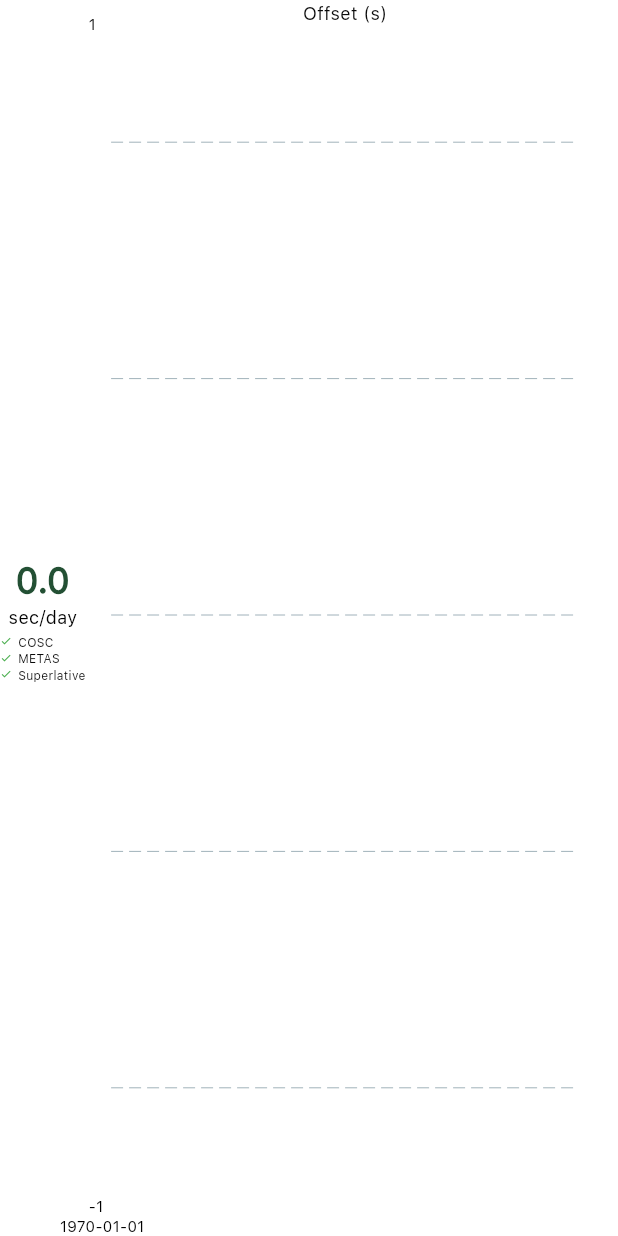
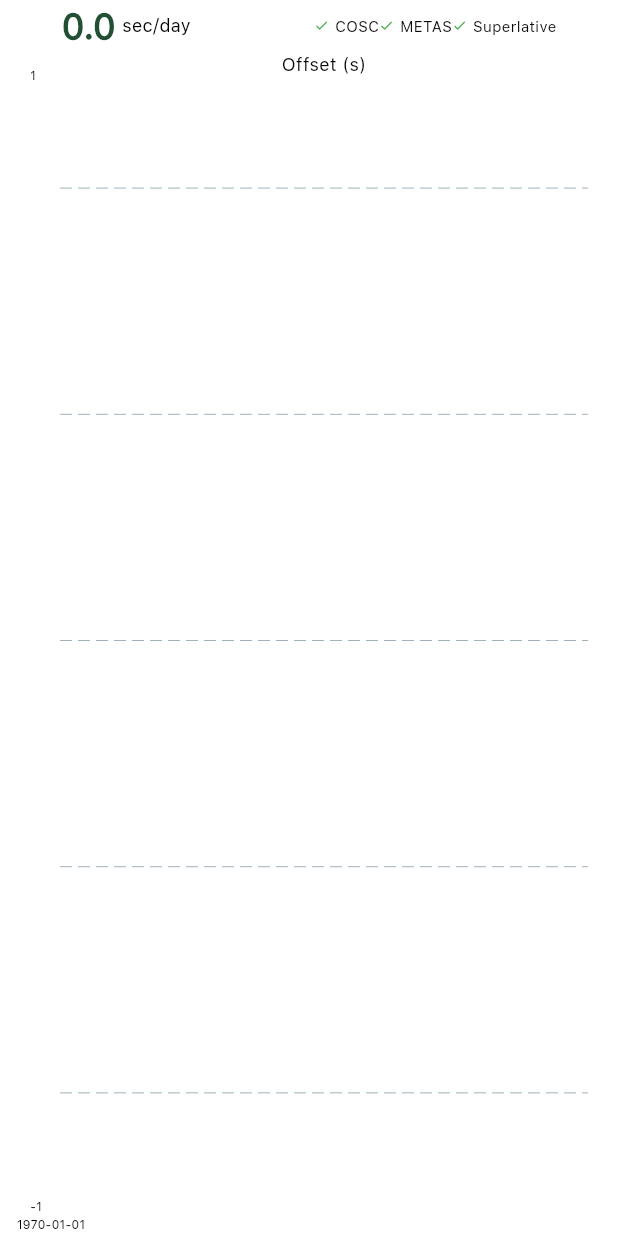
Before and after one commit to t-jayw/ChronoLog, a Flutter app: the MostRecentRunShareStats widget shown alone on an empty page, opened directly with empty values, on a phone screen of 412 x 824 dp. Run offline on Flutter 3.47's test engine with Material 3 defaults, Android fonts, the light colour scheme and no system bars; drawn by our look-alikes of fl_chart; our stand-ins replace auto_size_text, csv, file_picker, flutter_dotenv, flutter_image_compress, flutter_riverpod and 8 more; missing offline and left inert: exif, posthog_flutter, purchases_flutter, ulid; accounts and stored records are empty.

Commit message:
share is good and cosc etc checks work

```diff
--- a/lib/components/graphs/custom_line_chart.dart
+++ b/lib/components/graphs/custom_line_chart.dart
@@ -102,14 +102,14 @@ class CustomLineChart extends StatelessWidget {
             leftTitles: AxisTitles(
               sideTitles: SideTitles(
                 showTitles: true,
-                reservedSize: 15,
+                reservedSize: 20,
                 getTitlesWidget: (value, meta) {
                   if (value == minY || value == maxY) {
                     return Text(
                       '${value.toStringAsFixed(0)}', // Customize format as needed
                       style: TextStyle(
                           color: Theme.of(context).colorScheme.onBackground,
-                          fontSize: 10),
+                          fontSize: 8),
                     );
                   }
                   return const Text('');
@@ -130,7 +130,7 @@ class CustomLineChart extends StatelessWidget {
                         dateFormatter.format(
                             DateTime.fromMillisecondsSinceEpoch(value.toInt())),
                         style: TextStyle(
-                          fontSize: 10,
+                          fontSize: 8,
                           color: Theme.of(context).colorScheme.onBackground,
                         ),
                       ),
--- a/lib/components/share_content/share_content_stats.dart
+++ b/lib/components/share_content/share_content_stats.dart
@@ -9,6 +9,7 @@ import 'package:chronolog/models/timing_run.dart';
 import 'package:chronolog/providers/timing_measurements_list_provider.dart';
 import 'package:chronolog/providers/timing_run_provider.dart';
 import 'package:flutter/material.dart';
+import 'package:flutter/widgets.dart';
 import 'package:flutter_riverpod/flutter_riverpod.dart';
 
 class ShareModalStats extends ConsumerWidget {
@@ -52,9 +53,13 @@ class MostRecentRunShareStats extends StatelessWidget {
       certificationWidgets.add(
         Row(
           children: [
-            Icon(Icons.check, color: Colors.green, size: 8,),
+            Icon(
+              Icons.check,
+              color: Colors.green,
+              size: 10,
+            ),
             SizedBox(width: 4),
-            Text(status, style: TextStyle(fontSize: 8)),
+            Text(status, style: TextStyle(fontSize: 10)),
           ],
         ),
       );
@@ -62,32 +67,42 @@ class MostRecentRunShareStats extends StatelessWidget {
 
     return Padding(
       padding: const EdgeInsets.all(0.0),
-      child: Row(
+      child: Column(
         children: [
-          // Stats Column
-          Column(
-            mainAxisAlignment: MainAxisAlignment.center,
+          Row(
+            mainAxisAlignment: MainAxisAlignment.spaceAround,
+            children: [
+              Row(
                 children: [
                   Text(timingRunStats.formattedSecondsPerDayForRun(),
                       style: TextStyle(
                           fontSize: 24,
                           color: Theme.of(context).colorScheme.tertiary,
                           fontWeight: FontWeight.bold)),
+                  SizedBox(width: 4),
                   Text('sec/day',
                       style: TextStyle(
                           fontSize: 12,
                           color: Theme.of(context).colorScheme.onBackground)),
-                    Column(
-            crossAxisAlignment: CrossAxisAlignment.start,
-            children: certificationWidgets,
-          )
                 ],
               ),
+              Row(
+                mainAxisAlignment: MainAxisAlignment.center,
+                children: certificationWidgets,
+              ),
+            ],
+          ),
+          Expanded(
+            child: Row(
+              children: [
+                // Stats Column
 
-          SizedBox(width: 2),
+                SizedBox(width: 20),
                 OffsetCustomLineChart(runId: timingRun.id),
-                    SizedBox(width: 26),
-
+                SizedBox(width: 20),
+              ],
+            ),
+          ),
         ],
       ),
     );
--- a/lib/components/timing_run_details_header_stats.dart
+++ b/lib/components/timing_run_details_header_stats.dart
@@ -49,10 +49,10 @@ class _TimingRunDetailHeaderStatsState extends ConsumerState<TimingRunDetailHead
           Row(
             mainAxisAlignment: MainAxisAlignment.spaceAround,
             children: [
-              _buildStatColumn(context, 'Rate', timingRunStats.formattedSecondsPerDayForRun(), true),
+              _buildStatColumn(context, 'sec/day', timingRunStats.formattedSecondsPerDayForRun(), true),
               _buildStatColumn(context, 'Duration', timingRunStats.formattedTotalDuration(), false),
               _buildStatColumn(context, 'Points', timingRunStats.totalPoints.toString(), false),
-              _buildStatColumn(context, 'Last', timingRunStats.formattedTimeSinceLastMeasurement(), false),
+              _buildStatColumn(context, 'Last Measured', timingRunStats.formattedTimeSinceLastMeasurement(), false),
             ],
           ),
           if (widget.isMostRecent ?? false) _buildAddMeasurementButton(context),
```
Also changed, not shown: lib/components/share_content/share_modal_content.dart (+9 -2 lines), lib/components/share_content/share_modal_frame.dart (+12 -8 lines). Lines whose indentation alone changed are shown as unchanged.
